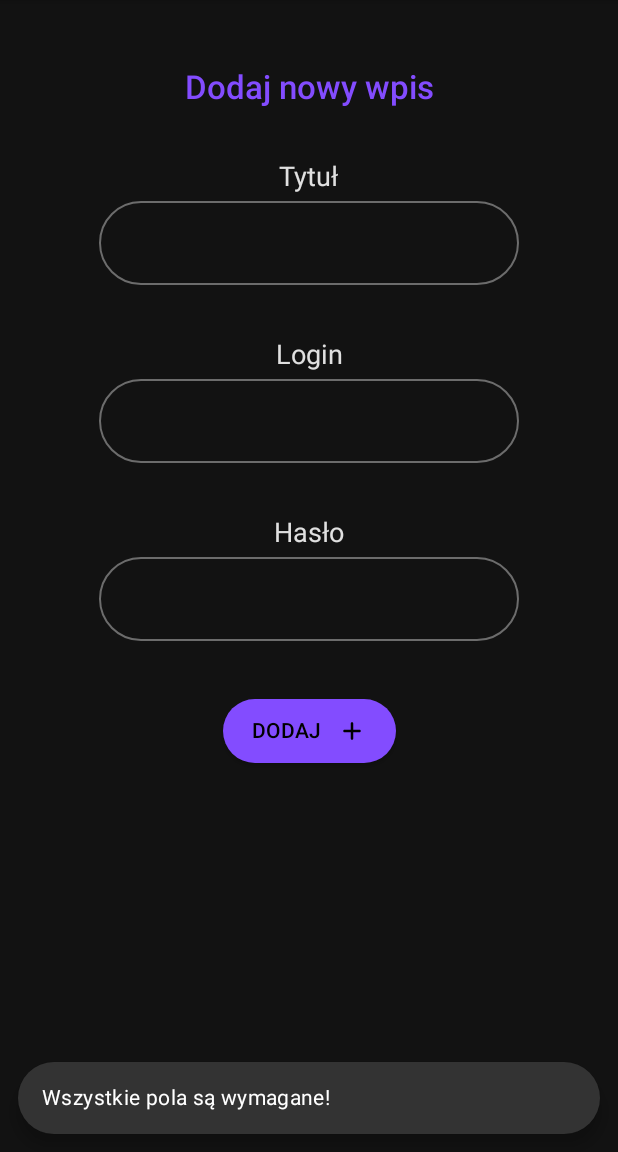
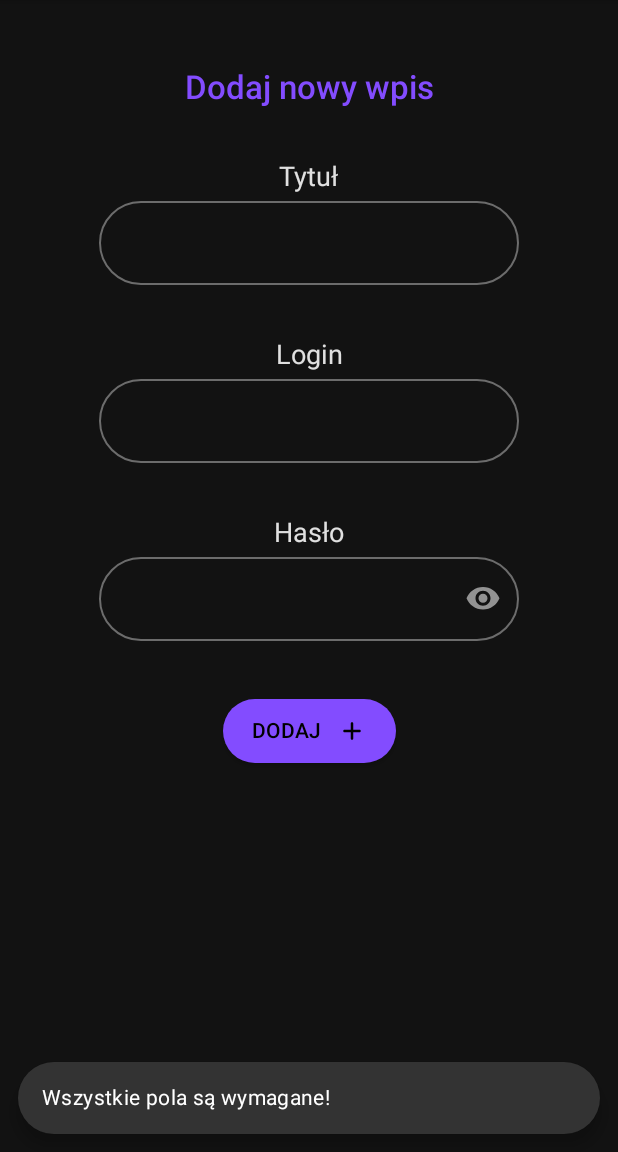
Before and after one commit to arix2000/PasswordSaver, an Android app built with Jetpack Compose: the PasswordAddScreen screen opened through its navigation route, after a tap on "DODAJ", on a phone screen of 412 x 824 dp, the part 84-1236 px from its top. Run offline under Robolectric (Android 15) with nearby library versions, the phone set to English and light mode, and no system bars; our stand-ins replace livedata-compose; 2 statements that could not run were skipped.

Commit message:
add dotted passwords

```diff
--- a/app/build.gradle
+++ b/app/build.gradle
@@ -56,6 +56,7 @@ dependencies {
     //TODO change to $compose_version when preview bug will not actual.
     // Details: https://stackoverflow.com/questions/68224361/jetpack-compose-cant-preview-after-updating-to-1-0-0-rc01
     implementation "androidx.compose.ui:ui-tooling:1.0.0-beta09"
+    implementation "androidx.compose.material:material-icons-extended:$compose_version"
     implementation "androidx.navigation:navigation-compose:2.4.0-alpha04"
     implementation 'androidx.lifecycle:lifecycle-runtime-ktx:2.3.1'
     implementation 'androidx.activity:activity-compose:1.3.0-rc01'
--- a/app/src/main/java/com/password/saver/MyPasswordsActivity.kt
+++ b/app/src/main/java/com/password/saver/MyPasswordsActivity.kt
@@ -13,10 +13,11 @@ import androidx.navigation.compose.NavHost
 import androidx.navigation.compose.composable
 import androidx.navigation.compose.navArgument
 import androidx.navigation.compose.rememberNavController
+import com.password.saver.features.loginscreen.ui.ChangePasswordScreen
 import com.password.saver.features.loginscreen.ui.LoginFragment
 import com.password.saver.features.loginscreen.ui.LoginScreen
 import com.password.saver.features.passwordlist.ui.screens.PasswordDetails
-import com.password.saver.features.passwordlist.ui.PasswordsFragment
+import com.password.saver.features.passwordlist.ui.PasswordsListScreen
 import com.password.saver.features.passwordlist.ui.screens.PasswordAddScreen
 import com.password.saver.features.passwordlist.ui.screens.PasswordEditScreen
 import com.password.saver.models.Password
@@ -24,10 +25,9 @@ import com.password.saver.models.Password.Companion.PASSWORD_ARGUMENT_KEY
 import com.password.saver.ui.appcomposables.AppSnackBarHost
 import com.password.saver.ui.appcomposables.TopBar
 
-
+@ExperimentalComposeUiApi
 class MyPasswordsActivity : ComponentActivity() {
 
-    @ExperimentalComposeUiApi
     override fun onCreate(savedInstanceState: Bundle?) {
         super.onCreate(savedInstanceState)
         setSoftInputMode(true)
@@ -40,6 +40,7 @@ class MyPasswordsActivity : ComponentActivity() {
     @Composable
     private fun AppContent() {
         var shouldShowBackButton by remember { mutableStateOf(false) }
+        var shouldShowDropDownMenu by remember { mutableStateOf(false) }
         val navController = rememberNavController()
         val scaffoldState = rememberScaffoldState()
         Scaffold(
@@ -52,17 +53,24 @@ class MyPasswordsActivity : ComponentActivity() {
                     LoginFragment(navController)
                     shouldShowBackButton = false
                 }
+                composable(ROUTE_CHANGE_PASS_SCREEN) {
+                    ChangePasswordScreen(navController)
+                    shouldShowBackButton = true
+                    shouldShowDropDownMenu = false
+                }
                 composable(ROUTE_PASSWORD_LIST) {
-                    PasswordsFragment(navController)
+                    PasswordsListScreen(navController)
                     shouldShowBackButton = true
                 }
                 composable(ROUTE_LOGIN_SCREEN) {
                     LoginScreen(navController)
                     shouldShowBackButton = false
+                    shouldShowDropDownMenu = false
                 }
                 composable(ROUTE_PASSWORD_ADD) {
                     PasswordAddScreen(scaffoldState, navController)
                     shouldShowBackButton = true
+                    shouldShowDropDownMenu = false
                 }
                 composable(
                     "$ROUTE_PASSWORD_DETAILS/{password}",
@@ -72,6 +80,7 @@ class MyPasswordsActivity : ComponentActivity() {
                         PasswordDetails(Password.fromJson(it), navController, scaffoldState)
                     }
                     shouldShowBackButton = true
+                    shouldShowDropDownMenu = false
                 }
                 composable(
                     "$ROUTE_PASSWORD_EDIT/{password}",
@@ -81,6 +90,7 @@ class MyPasswordsActivity : ComponentActivity() {
                         PasswordEditScreen(Password.fromJson(it), scaffoldState, navController)
                     }
                     shouldShowBackButton = true
+                    shouldShowDropDownMenu = false
                 }
             }
         }
@@ -102,6 +112,7 @@ class MyPasswordsActivity : ComponentActivity() {
 
     companion object {
         const val ROUTE_LOGIN_FRAGMENT = "loginFragment"
+        const val ROUTE_CHANGE_PASS_SCREEN = "changePassScreen"
         const val ROUTE_PASSWORD_LIST = "passwordList"
         const val ROUTE_LOGIN_SCREEN = "loginScreen"
         const val ROUTE_PASSWORD_DETAILS = "passwordDetails"
--- /dev/null
+++ b/app/src/main/java/com/password/saver/extensions/CoroutineScopeExt.kt
@@ -0,0 +1,15 @@
+package com.password.saver.extensions
+
+import androidx.compose.material.SnackbarHostState
+import kotlinx.coroutines.CoroutineScope
+import kotlinx.coroutines.cancel
+import kotlinx.coroutines.launch
+
+fun CoroutineScope.showSnackBar(snackBarHostState: SnackbarHostState, text: String) {
+    this.launch {
+        if (snackBarHostState.currentSnackbarData != null)
+            snackBarHostState.currentSnackbarData?.dismiss()
+
+        snackBarHostState.showSnackbar(text)
+    }
+}
--- a/app/src/main/java/com/password/saver/features/loginscreen/ui/LoginScreen.kt
+++ b/app/src/main/java/com/password/saver/features/loginscreen/ui/LoginScreen.kt
@@ -11,6 +11,7 @@ import androidx.compose.material.*
 import androidx.compose.runtime.*
 import androidx.compose.runtime.livedata.observeAsState
 import androidx.compose.ui.Alignment
+import androidx.compose.ui.ExperimentalComposeUiApi
 import androidx.compose.ui.Modifier
 import androidx.compose.ui.graphics.Color
 import androidx.compose.ui.graphics.vector.ImageVector
@@ -22,6 +23,7 @@ import androidx.compose.ui.text.style.TextAlign
 import androidx.compose.ui.unit.dp
 import androidx.compose.ui.unit.sp
 import androidx.navigation.NavController
+import com.password.saver.MyPasswordsActivity.Companion.ROUTE_CHANGE_PASS_SCREEN
 import com.password.saver.MyPasswordsActivity.Companion.ROUTE_PASSWORD_LIST
 import com.password.saver.R
 import com.password.saver.features.loginscreen.LoginViewModel
@@ -35,6 +37,9 @@ fun LoginScreen(navController: NavController) {
     val correctPassword by viewModel.getMainPassword().observeAsState()
     val context = LocalContext.current
     PasswordSaverTheme {
+        Box(
+            modifier = Modifier.fillMaxSize()
+        ) {
             Surface(
                 color = MaterialTheme.colors.background,
                 modifier = Modifier.fillMaxSize()
@@ -47,7 +52,8 @@ fun LoginScreen(navController: NavController) {
                     Image(
                         painterResource(R.drawable.app_logo),
                         contentDescription = "AppLogo",
-                    modifier = Modifier.size(120.dp))
+                        modifier = Modifier.size(120.dp)
+                    )
                     Box(modifier = Modifier.height(25.dp))
                     Text(
                         text = stringResource(R.string.enter_password),
@@ -64,14 +70,26 @@ fun LoginScreen(navController: NavController) {
                         visualTransformation = PasswordVisualTransformation()
                     )
                     Box(modifier = Modifier.height(25.dp))
-                Button(onClick = { checkPassword(context ,navController, password, correctPassword) }, shape = CircleShape) {
-                    Text(text = stringResource(R.string.next).uppercase(), Modifier.padding(3.dp))
+                    Button(onClick = {
+                        checkPassword(
+                            context,
+                            navController,
+                            password,
+                            correctPassword
+                        )
+                    }, shape = CircleShape) {
+                        Text(
+                            text = stringResource(R.string.next).uppercase(),
+                            Modifier.padding(3.dp)
+                        )
+                    }
                 }
             }
         }
     }
 }
 
+@OptIn(ExperimentalComposeUiApi::class)
 private fun checkPassword(
     context: Context,
     navController: NavController,
--- a/app/src/main/java/com/password/saver/features/loginscreen/ui/SetupPasswordScreen.kt
+++ b/app/src/main/java/com/password/saver/features/loginscreen/ui/SetupPasswordScreen.kt
@@ -9,6 +9,7 @@ import androidx.compose.foundation.verticalScroll
 import androidx.compose.material.*
 import androidx.compose.runtime.*
 import androidx.compose.ui.Alignment
+import androidx.compose.ui.ExperimentalComposeUiApi
 import androidx.compose.ui.Modifier
 import androidx.compose.ui.platform.LocalContext
 import androidx.compose.ui.res.stringResource
@@ -23,7 +24,7 @@ import com.password.saver.features.loginscreen.LoginViewModel
 import org.koin.androidx.compose.getViewModel
 
 @Composable
-fun SetupPasswordScreen(navController: NavController) {
+fun SetupPasswordScreen(navController: NavController, showTitle: Boolean = true) {
     var password by remember { mutableStateOf("") }
     var secondPassword by remember { mutableStateOf("") }
     val context = LocalContext.current
@@ -37,6 +38,7 @@ fun SetupPasswordScreen(navController: NavController) {
             verticalArrangement = Arrangement.Center,
             modifier = Modifier.verticalScroll(rememberScrollState())
         ) {
+            if (showTitle)
                 Text(
                     text = stringResource(R.string.setup_password),
                     textAlign = TextAlign.Center,
@@ -73,6 +75,7 @@ fun SetupPasswordScreen(navController: NavController) {
 }
 
 
+@OptIn(ExperimentalComposeUiApi::class)
 private fun validatePasswords(
     password: String,
     secondPassword: String,
--- a/app/src/main/java/com/password/saver/features/passwordlist/ui/PasswordFragment.kt
+++ b/app/src/main/java/com/password/saver/features/passwordlist/ui/PasswordListScreen.kt
@@ -10,6 +10,7 @@ import androidx.compose.runtime.collectAsState
 import androidx.compose.runtime.getValue
 import androidx.compose.runtime.livedata.observeAsState
 import androidx.compose.ui.Alignment
+import androidx.compose.ui.ExperimentalComposeUiApi
 import androidx.compose.ui.Modifier
 import androidx.navigation.NavController
 import com.password.saver.MyPasswordsActivity
@@ -22,8 +23,9 @@ import com.password.saver.ui.theme.PasswordSaverTheme
 import org.koin.androidx.compose.getViewModel
 
 
+@ExperimentalComposeUiApi
 @Composable
-fun PasswordsFragment(navController: NavController) {
+fun PasswordsListScreen(navController: NavController) {
     val passwordsViewModel = getViewModel<PasswordsViewModel>()
     val passwords by passwordsViewModel.getPasswords().observeAsState()
 
--- a/app/src/main/java/com/password/saver/features/passwordlist/ui/screens/PasswordAddScreen.kt
+++ b/app/src/main/java/com/password/saver/features/passwordlist/ui/screens/PasswordAddScreen.kt
@@ -1,18 +1,18 @@
 package com.password.saver.features.passwordlist.ui.screens
 
 import android.widget.Toast
+import androidx.compose.foundation.clickable
 import androidx.compose.foundation.layout.*
 import androidx.compose.foundation.rememberScrollState
 import androidx.compose.foundation.shape.CircleShape
 import androidx.compose.foundation.text.KeyboardActions
 import androidx.compose.foundation.text.KeyboardOptions
 import androidx.compose.foundation.verticalScroll
-import androidx.compose.material.OutlinedTextField
-import androidx.compose.material.ScaffoldState
-import androidx.compose.material.Surface
-import androidx.compose.material.Text
+import androidx.compose.material.*
 import androidx.compose.material.icons.Icons
 import androidx.compose.material.icons.rounded.Add
+import androidx.compose.material.icons.rounded.Visibility
+import androidx.compose.material.icons.rounded.VisibilityOff
 import androidx.compose.runtime.*
 import androidx.compose.ui.Alignment
 import androidx.compose.ui.ExperimentalComposeUiApi
@@ -24,15 +24,19 @@ import androidx.compose.ui.platform.LocalSoftwareKeyboardController
 import androidx.compose.ui.res.stringResource
 import androidx.compose.ui.text.font.FontWeight
 import androidx.compose.ui.text.input.ImeAction
+import androidx.compose.ui.text.input.PasswordVisualTransformation
+import androidx.compose.ui.text.input.VisualTransformation
 import androidx.compose.ui.unit.dp
 import androidx.compose.ui.unit.sp
 import androidx.navigation.NavController
 import com.password.saver.R
+import com.password.saver.extensions.showSnackBar
 import com.password.saver.features.passwordlist.PasswordsViewModel
 import com.password.saver.models.Password
 import com.password.saver.ui.appcomposables.IconRightButton
 import com.password.saver.ui.theme.ColorPrimary
 import com.password.saver.ui.theme.PasswordSaverTheme
+import kotlinx.coroutines.cancel
 import kotlinx.coroutines.launch
 import org.koin.androidx.compose.getViewModel
 
@@ -46,6 +50,9 @@ fun PasswordAddScreen(
     var login by remember { mutableStateOf("") }
     var passwordValue by remember { mutableStateOf("") }
     val viewModel = getViewModel<PasswordsViewModel>()
+    var passwordVisibility by remember { mutableStateOf(false) }
+    val showedIcon =
+        if (!passwordVisibility) Icons.Rounded.Visibility else Icons.Rounded.VisibilityOff
 
     val focusRequester = remember { FocusRequester() }
     val focusRequester2 = remember { FocusRequester() }
@@ -105,10 +112,20 @@ fun PasswordAddScreen(
                         value = passwordValue,
                         onValueChange = { passwordValue = it },
                         shape = CircleShape,
+                        trailingIcon = {
+                            Icon(
+                                modifier = Modifier.clickable {
+                                    passwordVisibility = !passwordVisibility
+                                },
+                                imageVector = showedIcon,
+                                contentDescription = null
+                            )
+                        },
                         keyboardOptions = KeyboardOptions(imeAction = ImeAction.Done),
                         keyboardActions = KeyboardActions {
                             keyboardController?.hide()
                         },
+                        visualTransformation = if (passwordVisibility) VisualTransformation.None else PasswordVisualTransformation(),
                         modifier = Modifier.focusRequester(focusRequester2)
                     )
 
@@ -126,10 +143,7 @@ fun PasswordAddScreen(
                             Toast.makeText(context, R.string.added, Toast.LENGTH_SHORT).show()
                             navController.navigateUp()
                         } else {
-                            scope.launch {
-                                scaffoldState.snackbarHostState
-                                    .showSnackbar(snackBarText)
-                            }
+                            scope.showSnackBar(scaffoldState.snackbarHostState, snackBarText)
                         }
                     }
                 }
--- a/app/src/main/java/com/password/saver/features/passwordlist/ui/screens/PasswordList.kt
+++ b/app/src/main/java/com/password/saver/features/passwordlist/ui/screens/PasswordList.kt
@@ -9,6 +9,7 @@ import androidx.compose.material.FloatingActionButton
 import androidx.compose.material.Surface
 import androidx.compose.runtime.Composable
 import androidx.compose.ui.Alignment
+import androidx.compose.ui.ExperimentalComposeUiApi
 import androidx.compose.ui.Modifier
 import androidx.compose.ui.unit.dp
 import androidx.navigation.NavController
@@ -37,6 +38,7 @@ fun PasswordList(passwords: List<Password>, navController: NavController) {
     }
 }
 
+@OptIn(ExperimentalComposeUiApi::class)
 fun openDetails(navController: NavController, password: Password) {
     navController.navigate("$ROUTE_PASSWORD_DETAILS/${password.toJson()}")
 }
--- a/app/src/main/java/com/password/saver/ui/appcomposables/AppBar.kt
+++ b/app/src/main/java/com/password/saver/ui/appcomposables/AppBar.kt
@@ -34,7 +34,6 @@ fun TopBar(navController: NavController, shouldShowBackButton: Boolean) {
             text = stringResource(R.string.app_name),
             fontSize = 20.sp,
             fontWeight = FontWeight.SemiBold
-        )
-
+        )//TODO add dropdown menu icon with change password option
     }
 }
--- a/app/src/main/res/values/strings.xml
+++ b/app/src/main/res/values/strings.xml
@@ -29,4 +29,5 @@
     <string name="no_passwords_saved">Brak zapisanych haseł</string>
     <string name="add_first_password">Dodaj swój pierwszy wpis klikając w \"+\" w prawym dolnym rogu!</string>
     <string name="add_password_pointer">Dodaj wpis</string>
+    <string name="change_pass">Zmień hasło</string>
 </resources>
```
Also changed, not shown: app/src/main/java/com/password/saver/features/loginscreen/ui/ChangePasswordScreen.kt (added, +41 -0 lines), app/src/main/java/com/password/saver/features/passwordlist/ui/ListItemPassword.kt (+17 -2 lines), app/src/main/java/com/password/saver/features/passwordlist/ui/composables/DeleteAlertDialog.kt (+29 -11 lines), app/src/main/java/com/password/saver/features/passwordlist/ui/screens/PasswordDetails.kt (+48 -11 lines), app/src/main/java/com/password/saver/features/passwordlist/ui/screens/PasswordEditScreen.kt (+22 -7 lines), app/src/main/java/com/password/saver/ui/appcomposables/CopyButton.kt (+9 -5 lines), gradle/wrapper/gradle-wrapper.properties. Lines whose indentation alone changed are shown as unchanged.
